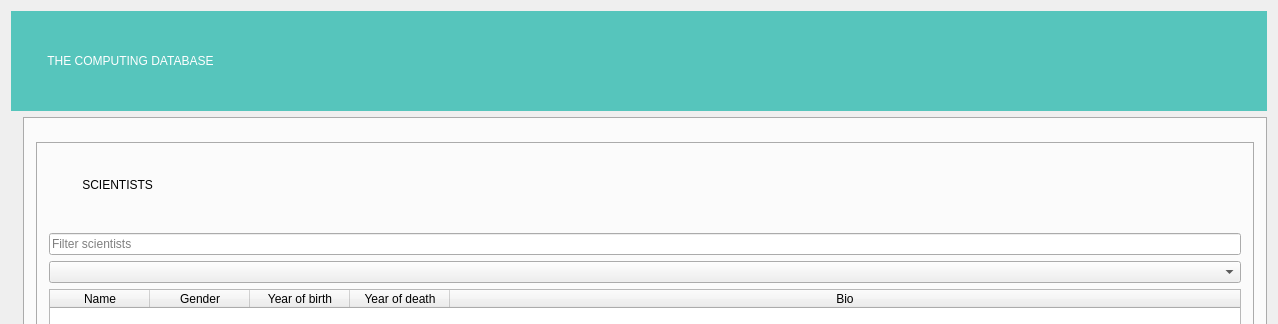
Before: the Qt Designer form mainwindow.ui in olofristen/VLN1_Skil3, drawn with Qt 5; both pictures show x 0 to 1278 and y 0 to 324 of the 1278 by 806 pixel window.
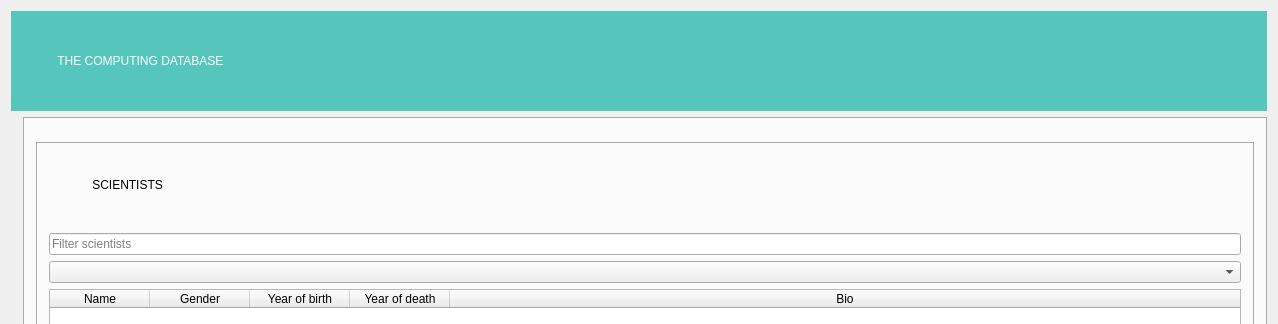
After: the same form once the commit is applied. The open tabs and pages were chosen to show the change. Icons and pictures are not drawn.

What changed in the file:
```diff
--- a/mainwindow.ui
+++ b/mainwindow.ui
@@ -53,7 +53,7 @@
 font: 18pt &quot;Agency FB&quot;;</string>
       </property>
       <property name="text">
-       <string>           THE COMPUTING DATABASE</string>
+       <string>              THE COMPUTING DATABASE</string>
       </property>
      </widget>
     </item>
@@ -1105,7 +1105,7 @@
 image-position: left;</string>
                 </property>
                 <property name="text">
-                 <string>          SCIENTISTS</string>
+                 <string>             SCIENTISTS</string>
                 </property>
                </widget>
               </item>
```
Left out of the diff: 44 changed lines with no effect on the pictures.
